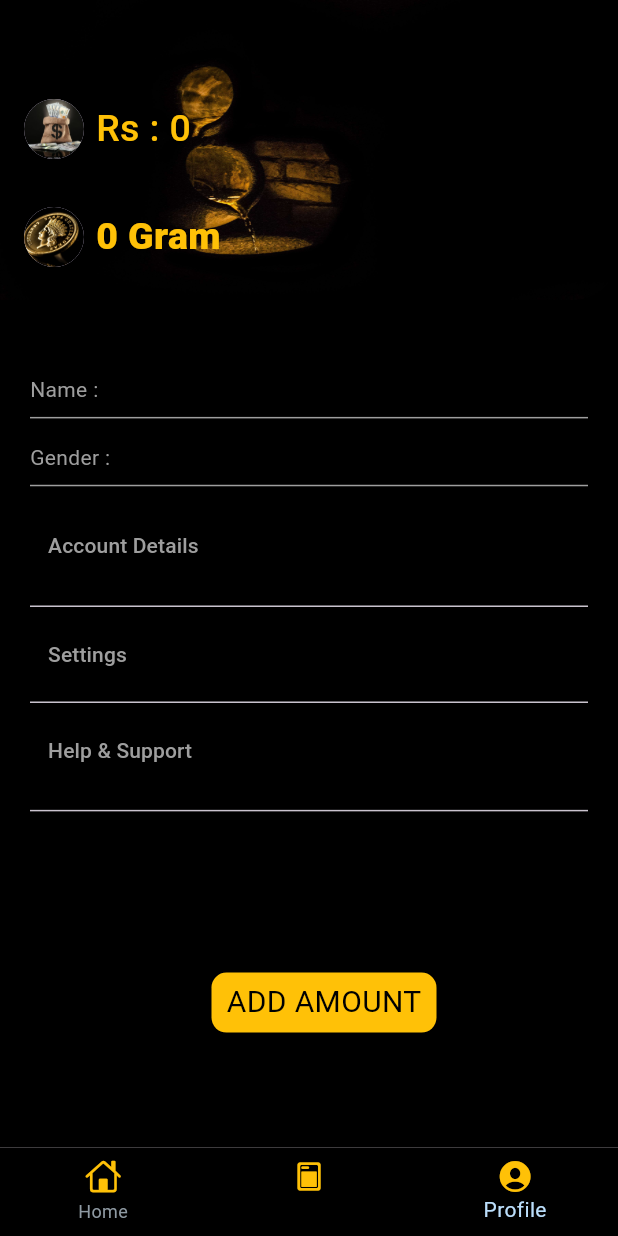
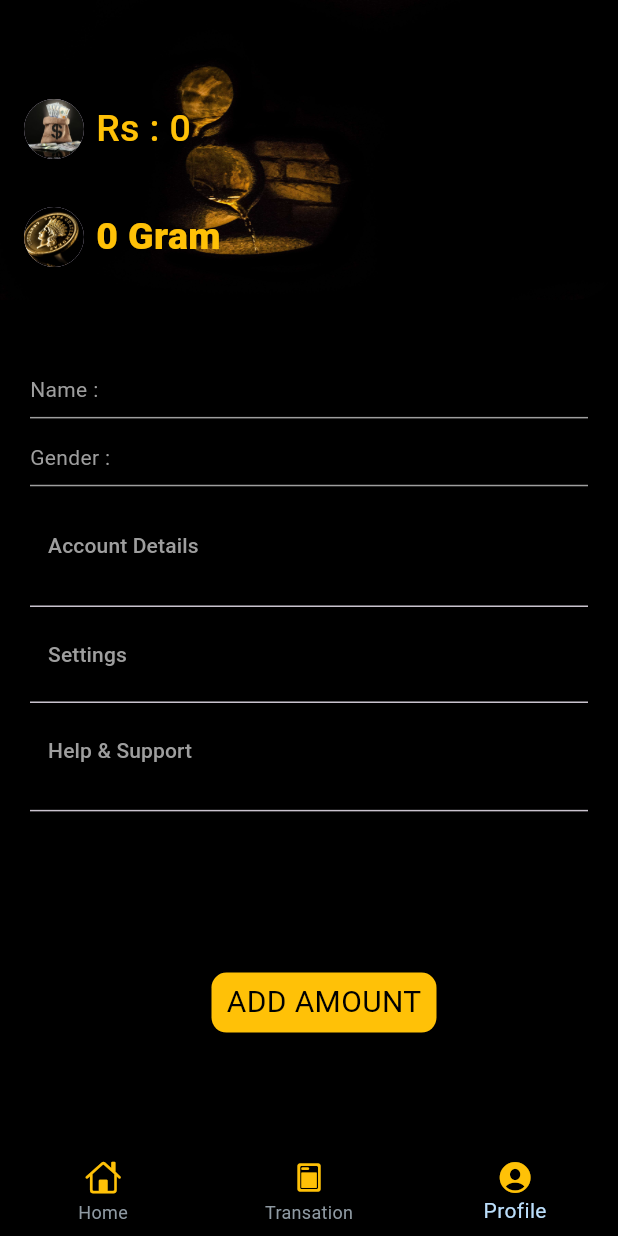
Before and after one commit to pranave2003/GoldMart, a Flutter app: the Userbottom screen opened directly, item 3 of the bottom bar chosen, on a phone screen of 412 x 824 dp. Run offline on Flutter 3.47's test engine with Material 3 defaults, Android fonts, the light colour scheme and no system bars; our stand-ins replace carousel_slider, cloud_firestore, firebase_core, fluttertoast, google_fonts, shared_preferences; missing offline and left inert: upi_india; accounts and stored records are empty; network calls fail; Roboto replaces fonts that are missing (Ubuntu).

Commit message:
17/06/24

```diff
--- a/lib/User/UserBottom.dart
+++ b/lib/User/UserBottom.dart
@@ -39,7 +39,7 @@ class _UserbottomState extends State<Userbottom> {
                 CupertinoIcons.today,
                 color: Colors.amber,
               ),
-              label: ''),
+              label: 'Transation'),
           BottomNavigationBarItem(
               icon: Icon(
                 CupertinoIcons.person_crop_circle_fill,
```
